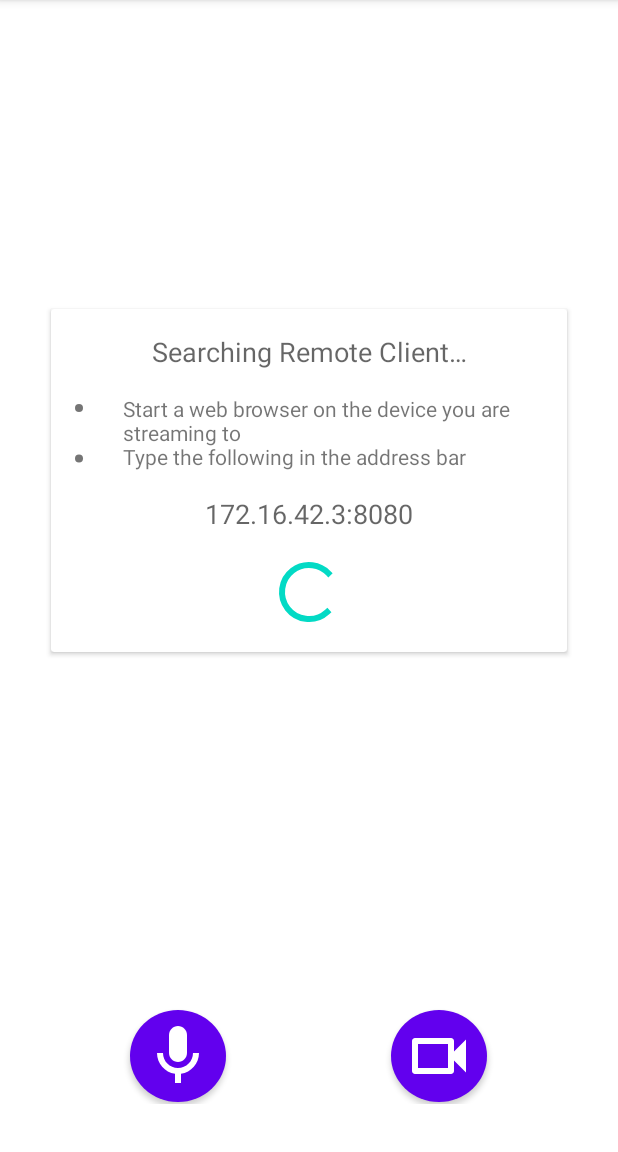
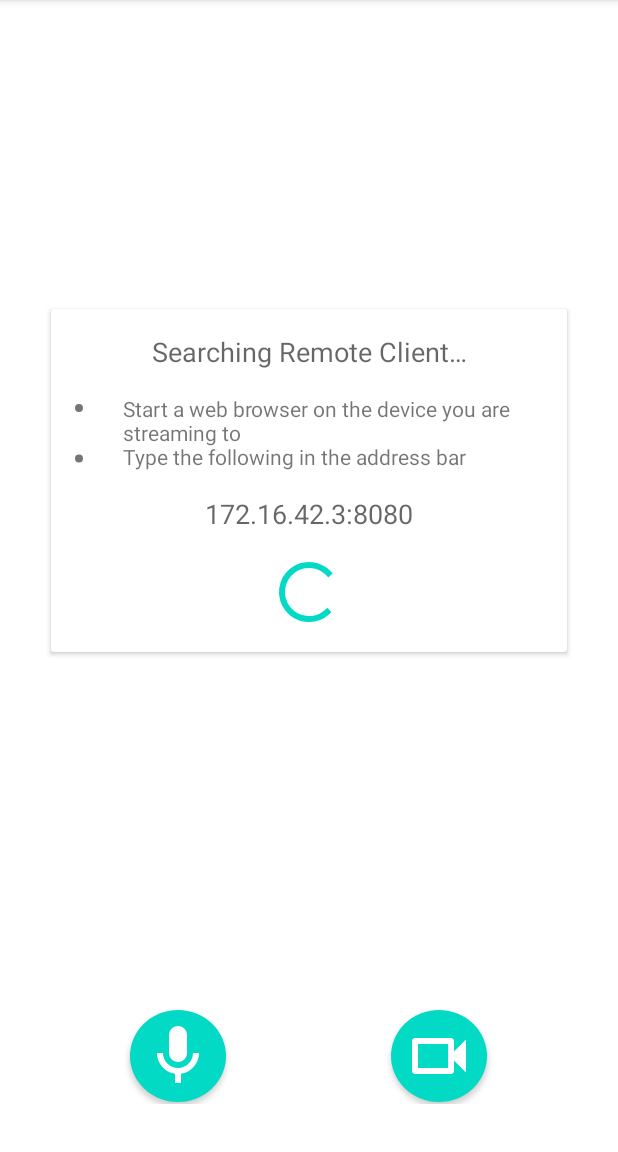
Before and after one commit to DirkVolkmann/aCamera, an Android app: the screen it shows after launch (MainActivity), on a phone screen of 412 x 824 dp, the part 84-1236 px from its top. Run offline under Robolectric (Android 15) with nearby library versions, the phone set to English and light mode, and no system bars; libraries missing offline, so code that uses them is left out: io.ktor.server, org.webrtc; plain views replace SurfaceViewRenderer; 9 statements that could not run were skipped.

Commit message:
Changed permission dialog
...and some other permission related things like button color

```diff
--- a/app/src/main/java/com/dirk/acamera/fragments/PermissionFragment.kt
+++ b/app/src/main/java/com/dirk/acamera/fragments/PermissionFragment.kt
@@ -1,11 +1,13 @@
 package com.dirk.acamera.fragments
 
+import android.app.Activity
 import android.content.Context
 import android.content.pm.PackageManager
 import android.os.Bundle
 import android.util.Log
 import androidx.fragment.app.Fragment
 import androidx.appcompat.app.AlertDialog
+import androidx.core.app.ActivityCompat.shouldShowRequestPermissionRationale
 import androidx.core.content.ContextCompat
 import androidx.lifecycle.lifecycleScope
 import androidx.navigation.Navigation
@@ -30,9 +32,18 @@ class PermissionFragment : Fragment() {
         }
 
         fun checkPermissionsChanged(context: Context) : Boolean {
-            PERMISSIONS_REQUIRED.forEach {
-                if (checkPermissionGranted(context, it) != permissionsGranted[it]) {
-                    Log.d(TAG, "Permission '$it' changed")
+            PERMISSIONS_REQUIRED.forEach { permission ->
+                if (checkPermissionGranted(context, permission) != permissionsGranted[permission]) {
+                    Log.d(TAG, "Permission '$permission' changed")
+                    return true
+                }
+            }
+            return false
+        }
+
+        fun checkShowDialog(activity: Activity, permissions: Array<out Permission>) : Boolean {
+            permissions.forEach {
+                if (shouldShowRequestPermissionRationale(activity, it)) {
                     return true
                 }
             }
@@ -81,19 +92,11 @@ class PermissionFragment : Fragment() {
 
     private fun requestPermissions(permissions: Array<out Permission>, skipDialog: Boolean = false) {
         Log.d(TAG, "Requesting permissions...")
-        if (!skipDialog) {
-            var showDialog = false
-            permissions.forEach showDialogCheck@ { permission ->
-                if (shouldShowRequestPermissionRationale(permission)) {
-                    showDialog = true
-                    return@showDialogCheck
-                }
-            }
-            if (showDialog) {
-                Log.d(TAG, "Showing dialog first...")
-                showPermissionRationaleDialog(permissions)
-                return
-            }
+
+        if (!skipDialog && checkShowDialog(requireActivity(), permissions)) {
+            Log.d(TAG, "Showing dialog first...")
+            showPermissionRationaleDialog(permissions)
+            return
         }
 
         requestPermissions(permissions, PERMISSIONS_REQUEST_CODE)
--- a/app/src/main/java/com/dirk/acamera/fragments/RtcFragment.kt
+++ b/app/src/main/java/com/dirk/acamera/fragments/RtcFragment.kt
@@ -13,6 +13,7 @@ import android.widget.TextView
 import android.widget.Toast
 import androidx.cardview.widget.CardView
 import androidx.constraintlayout.widget.ConstraintLayout
+import androidx.core.content.ContextCompat
 import androidx.core.view.isGone
 import androidx.navigation.Navigation
 import com.dirk.acamera.*
@@ -73,15 +74,13 @@ class RtcFragment : Fragment() {
         audioButton = container.findViewById(R.id.button_audio)
         videoButton = container.findViewById(R.id.button_video)
 
-        setButtonListeners()
-
-        showConnectionBox(activityGetString(R.string.conn_status_signaling_server))
+        showConnectionBox(getString(R.string.conn_status_signaling_server))
         signalingServer = SignalingServer(createSignalingServerListener(), requireContext())
 
-        showConnectionBox(activityGetString(R.string.conn_status_signaling_client))
+        showConnectionBox(getString(R.string.conn_status_signaling_client))
         signalingClient = SignalingClient(createSignalingClientListener())
 
-        showConnectionBox(activityGetString(R.string.conn_status_rtc_client))
+        showConnectionBox(getString(R.string.conn_status_rtc_client))
         rtcClient = RtcClient(requireActivity().application, createPeerConnectionObserver())
         rtcClient.initSurfaceView(localView)
     }
@@ -97,9 +96,11 @@ class RtcFragment : Fragment() {
         super.onDestroyView()
         Log.d(TAG, "onDestroyView called")
 
+        showConnectionBox("Stopping services...")
         rtcClient.destroy()
         signalingClient.destroy()
         signalingServer.stop()
+        hideConnectionBox()
     }
 
     /**
@@ -139,8 +140,52 @@ class RtcFragment : Fragment() {
         container.findViewById<CardView>(R.id.connection_container).isGone = true
     }
 
-    private fun activityGetString(resId: Int) : String {
-        return requireActivity().getString(resId)
+    private fun showLocalViewMessage(text: CharSequence) {
+        val localViewMessage = container.findViewById<TextView>(R.id.local_view_message)
+        localViewMessage.text = text
+        localViewMessage.isGone = false
+    }
+
+    private fun hideLocalViewMessage() {
+        container.findViewById<TextView>(R.id.local_view_message).isGone = true
+    }
+
+    private fun setVideoButtonListener(hasPermission: Boolean = true) {
+        if (hasPermission) {
+            videoButton.setOnClickListener {
+                if (isVideoEnabled) {
+                    disableVideo()
+                } else {
+                    enableVideo()
+                }
+            }
+        } else {
+            videoButton.backgroundTintList =
+                requireContext().getColorStateList(R.color.design_default_color_error)
+            videoButton.setOnClickListener {
+                Toast.makeText(context, getString(R.string.permission_denied), Toast.LENGTH_LONG)
+                    .show()
+            }
+        }
+    }
+
+    private fun setAudioButtonListener(hasPermission: Boolean = true) {
+        if (hasPermission) {
+            audioButton.setOnClickListener {
+                if (isAudioEnabled) {
+                    disableAudio()
+                } else {
+                    enableAudio()
+                }
+            }
+        } else {
+            audioButton.backgroundTintList =
+                requireContext().getColorStateList(R.color.design_default_color_error)
+            audioButton.setOnClickListener {
+                Toast.makeText(context, getString(R.string.permission_denied), Toast.LENGTH_LONG)
+                    .show()
+            }
+        }
     }
 
     /**
@@ -148,7 +193,9 @@ class RtcFragment : Fragment() {
      */
 
     private fun checkPermissions() {
-        if (PermissionFragment.checkPermissionsChanged(requireContext())) {
+        if (PermissionFragment.checkPermissionsChanged(requireContext()) ||
+            PermissionFragment.checkShowDialog(requireActivity(), PERMISSIONS_REQUIRED.toTypedArray())) {
+
             Log.d(TAG, "Permissions changed")
             if (!PermissionFragment.checkAllPermissionsGranted(requireContext())) {
                 Log.d(TAG, "Checking permissions...")
@@ -177,42 +224,40 @@ class RtcFragment : Fragment() {
 
     private fun onCameraPermissionGranted() {
         Log.d(TAG, "Camera permission was granted")
+        hideLocalViewMessage()
+        setVideoButtonListener()
         if (isVideoEnabled) {
             enableVideo()
             val streamUrl = "172.16.42.3:8080" // TODO: Read IP from device and port from app settings
             val bulletList = SpannableStringBuilder(buildBulletList(resources.getStringArray(R.array.how_to_connect), 40))
             if(signalingClient.state != SignalingClient.State.CONNECTION_ESTABLISHED)
-                showConnectionBox(activityGetString(R.string.conn_status_remote_client), bulletList, streamUrl)
+                showConnectionBox(getString(R.string.conn_status_remote_client), bulletList, streamUrl)
         } else {
-            Log.d(TAG, "Video disabled, noting to do")
+            disableVideo() // Also changes button style
         }
     }
 
     private fun onCameraPermissionDenied() {
         Log.d(TAG, "Camera permission was not granted")
         disableVideo()
-        videoButton.setOnClickListener {
-            Toast.makeText(context, activityGetString(R.string.permission_required_info), Toast.LENGTH_LONG).show()
-        }
-        showConnectionBox(activityGetString(R.string.permission_required_info))
-        Toast.makeText(context, activityGetString(R.string.permission_denied), Toast.LENGTH_LONG).show()
+        setVideoButtonListener(false)
+        showLocalViewMessage(getString(R.string.camera_permission_denied_info))
     }
 
     private fun onAudioPermissionGranted() {
         Log.d(TAG, "Audio permission was granted")
+        setAudioButtonListener()
         if (isAudioEnabled) {
             enableAudio()
         } else {
-            Log.d(TAG, "Audio disabled, nothing to do")
+            disableAudio() // Also changes button style
         }
     }
 
     private fun onAudioPermissionDenied() {
         Log.d(TAG, "Audio permission was not granted")
         disableAudio()
-        audioButton.setOnClickListener {
-            Toast.makeText(context, activityGetString(R.string.permission_denied), Toast.LENGTH_LONG).show()
-        }
+        setAudioButtonListener(false)
     }
 
     /**
@@ -235,7 +280,7 @@ class RtcFragment : Fragment() {
         override fun onConnectionEstablished() {
         if (signalingClient.state == SignalingClient.State.CONNECTION_ESTABLISHED) {
                 Log.d(TAG, "Remote client connected, sending offer...")
-                showConnectionBox(activityGetString(R.string.conn_status_connecting))
+                showConnectionBox(getString(R.string.conn_status_connecting))
                 rtcClient.offer(sdpObserver)
             }
         }
@@ -243,7 +288,7 @@ class RtcFragment : Fragment() {
         override fun onConnectionAborted() {
             if (signalingClient.state != SignalingClient.State.CONNECTION_ABORTED) {
                 Log.d(TAG,"Remote client disconnected")
-                showConnectionBox(activityGetString(R.string.conn_status_remote_client))
+                showConnectionBox(getString(R.string.conn_status_remote_client))
             }
         }
     }
@@ -257,7 +302,7 @@ class RtcFragment : Fragment() {
         override fun onConnectionEstablished() {
             if (signalingServer.connections >= 2) {
                 Log.d(TAG, "Another client is already connected, sending offer...")
-                showConnectionBox(activityGetString(R.string.conn_status_connecting))
+                showConnectionBox(getString(R.string.conn_status_connecting))
                 rtcClient.offer(sdpObserver)
             }
         }
@@ -267,14 +312,14 @@ class RtcFragment : Fragment() {
                 signalingClient.connect(1000)
             } else {
                 showConnectionBox(
-                    activityGetString(R.string.conn_status_failed),
+                    getString(R.string.conn_status_failed),
                     showProgressBar = false
                 )
             }
         }
 
         override fun onConnectionAborted() {
-            showConnectionBox(activityGetString(R.string.conn_status_aborted), showProgressBar = false)
+            showConnectionBox(getString(R.string.conn_status_aborted), showProgressBar = false)
         }
 
         override fun onOfferReceived(description: SessionDescription) {
@@ -301,28 +346,12 @@ class RtcFragment : Fragment() {
      * Media
      */
 
-    private fun setButtonListeners() {
-        videoButton.setOnClickListener {
-            if (isVideoEnabled) {
-                disableVideo()
-            } else {
-                enableVideo()
-            }
-        }
-
-        audioButton.setOnClickListener {
-            if (isAudioEnabled) {
-                disableAudio()
-            } else {
-                enableAudio()
-            }
-        }
-    }
-
     private fun enableVideo() {
         Log.d(TAG, "Enabling video...")
         videoButton.isClickable = false
         videoButton.setImageResource(R.drawable.ic_videocam_black_24dp)
+        videoButton.backgroundTintList =
+            requireContext().getColorStateList(R.color.design_default_color_secondary)
         rtcClient.enableVideo(localView)
         isVideoEnabled = true
         videoButton.isClickable = true
@@ -332,6 +361,8 @@ class RtcFragment : Fragment() {
         Log.d(TAG, "Disabling video...")
         videoButton.isClickable = false
         videoButton.setImageResource(R.drawable.ic_videocam_off_black_24dp)
+        videoButton.backgroundTintList =
+            requireContext().getColorStateList(R.color.design_default_color_primary)
         rtcClient.disableVideo()
         isVideoEnabled = false
         videoButton.isClickable = true
@@ -341,6 +372,8 @@ class RtcFragment : Fragment() {
         Log.d(TAG, "Enabling audio...")
         audioButton.isClickable = false
         audioButton.setImageResource(R.drawable.ic_mic_black_24dp)
+        audioButton.backgroundTintList =
+            requireContext().getColorStateList(R.color.design_default_color_secondary)
         rtcClient.enableAudio()
         isAudioEnabled = true
         audioButton.isClickable = true
@@ -350,6 +383,8 @@ class RtcFragment : Fragment() {
         Log.d(TAG, "Disabling audio...")
         audioButton.isClickable = false
         audioButton.setImageResource(R.drawable.ic_mic_off_black_24dp)
+        audioButton.backgroundTintList =
+            requireContext().getColorStateList(R.color.design_default_color_primary)
         rtcClient.disableAudio()
         isAudioEnabled = false
         audioButton.isClickable = true
--- a/app/src/main/res/layout/fragment_rtc.xml
+++ b/app/src/main/res/layout/fragment_rtc.xml
@@ -15,6 +15,20 @@
         app:layout_constraintEnd_toEndOf="parent"
         app:layout_constraintStart_toStartOf="parent"
         app:layout_constraintTop_toTopOf="parent" />
+
+    <TextView
+        android:id="@+id/local_view_message"
+        android:layout_width="wrap_content"
+        android:layout_height="wrap_content"
+        android:textAppearance="@style/TextAppearance.AppCompat.Large"
+        android:textColor="@color/white"
+        android:visibility="visible"
+        app:layout_constraintBottom_toTopOf="@id/button_container"
+        app:layout_constraintEnd_toEndOf="parent"
+        app:layout_constraintStart_toStartOf="parent"
+        app:layout_constraintTop_toTopOf="parent"
+        tools:text="local view message"
+        tools:visibility="visible" />
 
     <LinearLayout
         android:id="@+id/button_container"
--- a/app/src/main/res/values/strings.xml
+++ b/app/src/main/res/values/strings.xml
@@ -12,12 +12,15 @@
 
     <!-- Permission Messages -->
     <string name="permission_status_check">Checking Permissions…</string>
-    <string name="permission_required">Camera Permission Required</string>
-    <string name="permission_denied">Camera Permission Denied</string>
-    <string name="permission_required_info">This app needs the camera to function</string>
+    <string name="permission_required">Some Permissions are Required</string>
+    <string name="permission_denied">Permission was Denied</string>
+    <string name="camera_permission_denied_info">No Access to the Camera Granted</string>
+    <string name="permission_required_info">This app needs to access the camera and audio of your device to use it\'s features. Your can deny access and still use the app, but won\'t be able to use the corresponding feature.</string>
 
     <!-- General -->
     <string name="str_continue">Continue</string>
+    <string name="str_allow">Allow</string>
+    <string name="str_deny">Deny</string>
 
 
     <!-- TODO: Remove or change this placeholder text -->
```
